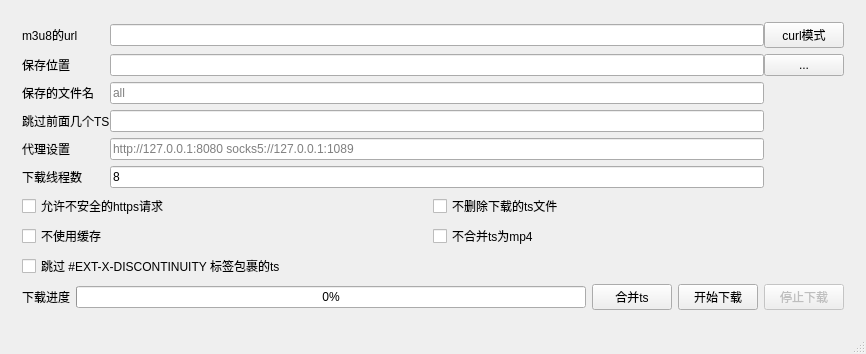
Above: m3u8d-qt/mainwindow.ui from orestonce/m3u8d before the change. Below: the same form after it.
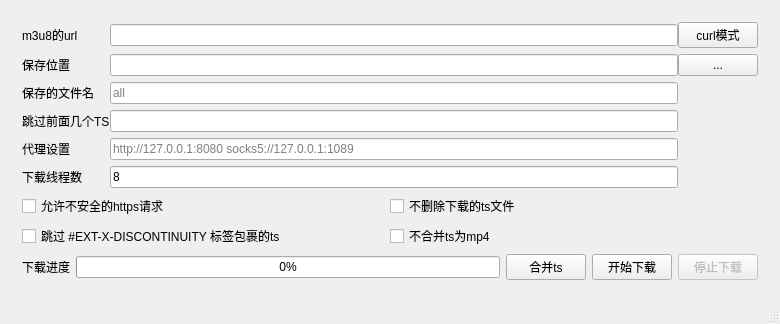
That is the form after the change.

What changed in the file:
```diff
--- a/m3u8d-qt/mainwindow.ui
+++ b/m3u8d-qt/mainwindow.ui
@@ -6,8 +6,8 @@
    <rect>
     <x>0</x>
     <y>0</y>
-    <width>866</width>
-    <height>340</height>
+    <width>780</width>
+    <height>299</height>
    </rect>
   </property>
   <property name="windowTitle">
@@ -148,13 +148,6 @@
           <property name="horizontalSpacing">
            <number>0</number>
           </property>
-          <item row="0" column="1">
-           <widget class="QCheckBox" name="checkBox_SkipRemoveTs">
-            <property name="text">
-             <string>不删除下载的ts文件</string>
-            </property>
-           </widget>
-          </item>
           <item row="0" column="0">
            <widget class="QCheckBox" name="checkBox_Insecure">
             <property name="text">
@@ -162,10 +155,10 @@
             </property>
            </widget>
           </item>
-          <item row="2" column="0">
-           <widget class="QCheckBox" name="checkBox_Skip_EXT_X_DISCONTINUITY">
+          <item row="0" column="1">
+           <widget class="QCheckBox" name="checkBox_SkipRemoveTs">
             <property name="text">
-             <string>跳过 #EXT-X-DISCONTINUITY 标签包裹的ts</string>
+             <string>不删除下载的ts文件</string>
             </property>
            </widget>
           </item>
@@ -177,12 +170,9 @@
            </widget>
           </item>
           <item row="1" column="0">
-           <widget class="QCheckBox" name="checkBox_SkipCacheCheck">
+           <widget class="QCheckBox" name="checkBox_Skip_EXT_X_DISCONTINUITY">
             <property name="text">
-             <string>不使用缓存</string>
-            </property>
-            <property name="checked">
-             <bool>false</bool>
+             <string>跳过 #EXT-X-DISCONTINUITY 标签包裹的ts</string>
             </property>
            </widget>
           </item>
```
